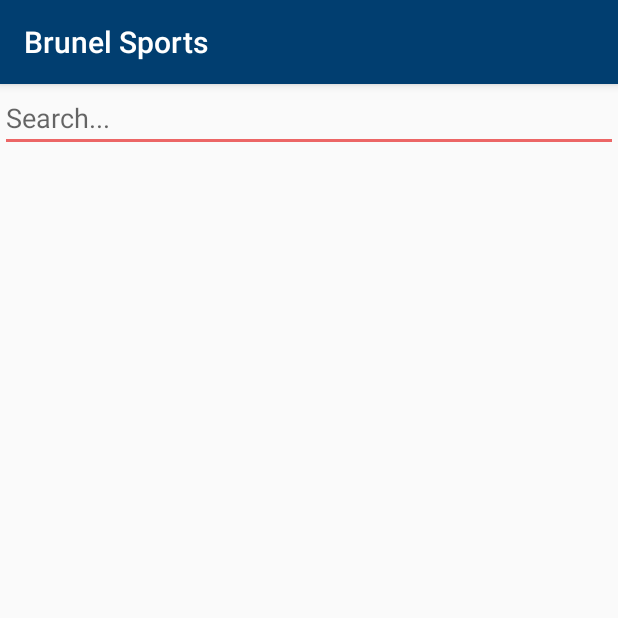
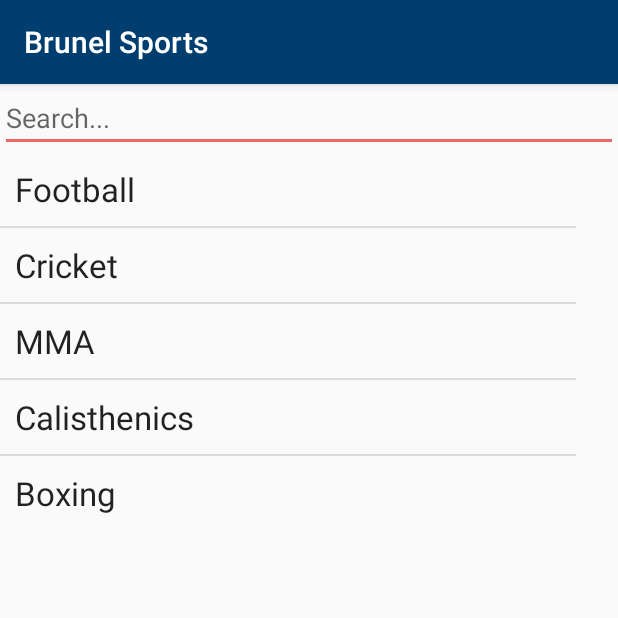
Before and after one commit to Sebmins/BrunelSports, an Android app: the searchActivity screen opened directly, with no data from a screen before it, on a phone screen of 412 x 824 dp, the top half of it. Run offline under Robolectric (Android 15) with nearby library versions, the phone set to English and light mode, and no system bars.

Commit message:
Added test/dummy data for the search page

```diff
--- a/app/src/main/java/com/example/zel/dashboardnew/searchActivity.java
+++ b/app/src/main/java/com/example/zel/dashboardnew/searchActivity.java
@@ -31,7 +31,7 @@ public class searchActivity  extends AppCompatActivity {
 
         listView = (ListView)findViewById(R.id.listview);
         editText = (EditText)findViewById(R.id.txtsearch);
-        //initList();//When search button is clicked it will display the dummy data
+        initList();//When search button is clicked it will display the dummy data
 
         editText.addTextChangedListener(new TextWatcher() {
             @Override
@@ -64,9 +64,9 @@ public class searchActivity  extends AppCompatActivity {
     //Created a method for dummy data
     public void initList(){
 
-
-        items = new String[]{"Baseball", "Calisthenics", "Cricket", "Football"
-                , "Rugby", "NFL"};
+    //Adding the dummy data into a String Array
+        items = new String[]{"Football", "Cricket", "MMA", "Calisthenics"
+                , "Boxing"};
 
 
         //This displays the items in the String array into a list view
@@ -76,11 +76,13 @@ public class searchActivity  extends AppCompatActivity {
 
     }
 
+    //This method helps perform the search to happen
     public void searchItem(String textToSearch){
 
         for(String item:items){
             if(!item.contains(textToSearch)){
-                listitems.remove(item);
+                listitems.remove(item); //When the user types it will narrow the list down and removes the rest of the item
+                                        //until the word is removed then the list is reset
             }
         }
         adapter.notifyDataSetChanged();
```
Also changed, not shown: 4 other files.
